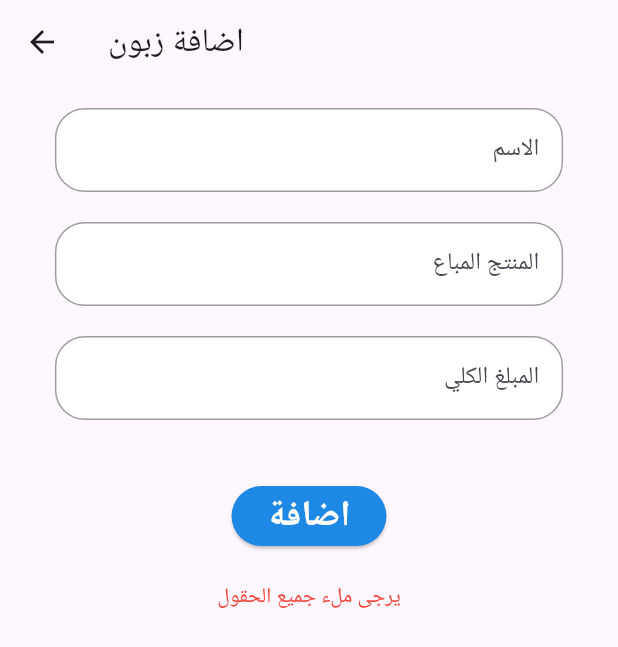
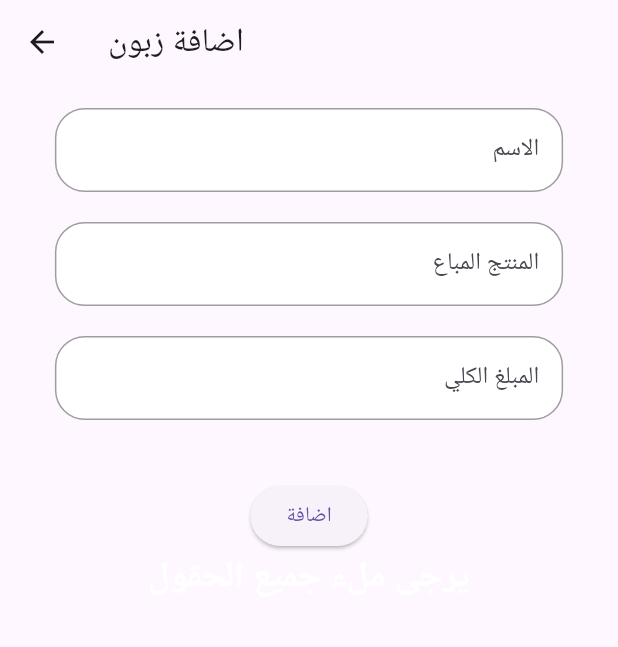
Before and after one commit to HusseinALiraqi99/app_accounting, a Flutter app: the Addcustomer screen opened directly, after a tap on "اضافة", on a phone screen of 412 x 824 dp. Shown: the top 647 px of the screen. Run offline on Flutter 3.47's test engine with Material 3 defaults, Android fonts, the phone set to English and light mode, and no system bars; our stand-ins replace get, shared_preferences; accounts and stored records are empty.

Commit message:
Add lesson 4

```diff
--- a/lib/controller/Customerrecord_controller.dart
+++ b/lib/controller/Customerrecord_controller.dart
@@ -3,17 +3,19 @@ import 'package:get/get.dart';
 class Customer {
   String name;
   String product;
-  String totalAmount;
+  double totalAmount;
+  RxDouble remainingAmount; // 🔹متغير للمبلغ المتبقي
 
   Customer(
-      {required this.name, required this.product, required this.totalAmount});
+      {required this.name, required this.product, required this.totalAmount})
+      : remainingAmount = RxDouble(totalAmount); // 🔹تهيئة المتغير
 }
 
 class CustomerRecordController extends GetxController {
   var customers = <Customer>[].obs;
   var searchQuery = ''.obs;
 
-  void addCustomer(String name, String product, String totalAmount) {
+  void addCustomer(String name, String product, double totalAmount) {
     customers
         .add(Customer(name: name, product: product, totalAmount: totalAmount));
   }
@@ -41,6 +43,14 @@ class CustomerRecordController extends GetxController {
     }
   }
 
+  void updateRemainingAmount(Customer customer, String paidAmount) {
+    double paid = double.tryParse(paidAmount) ?? 0.0;
+    if (paid > 0) {
+      customer.remainingAmount.value -=
+          paid; // خصم المبلغ المدفوع من المبلغ المتبقي
+    }
+  }
+
 // 🔹 تحديث البحث
   void updateSearchQuery(String query) {
     searchQuery.value = query;
--- a/lib/main.dart
+++ b/lib/main.dart
@@ -5,6 +5,7 @@ import 'package:get/get.dart';
 
 void main() async {
   WidgetsFlutterBinding.ensureInitialized();
+  Get.put(CustomerRecordController()); // 🔹 تهيئة الكونترولر
   runApp(MyApp());
   Get.put(CustomerRecordController());
 }
--- a/lib/view/screen/auth/signin_screen.dart
+++ b/lib/view/screen/auth/signin_screen.dart
@@ -37,6 +37,7 @@ class SigninScreen extends StatelessWidget {
               obscureText: false,
               colorstyle: colorstyle,
               onChanged: (value) {},
+              keyboardType: TextInputType.emailAddress,
             ),
             SizedBox(height: 30),
             CustomTextField(
@@ -45,6 +46,7 @@ class SigninScreen extends StatelessWidget {
               obscureText: true,
               colorstyle: colorstyle,
               onChanged: (value) {},
+              keyboardType: TextInputType.visiblePassword,
             ),
             SizedBox(height: 20),
             Column(
--- a/lib/view/screen/home/addcustmer.dart
+++ b/lib/view/screen/home/addcustmer.dart
@@ -5,6 +5,7 @@ import 'package:app_accounting/view/screen/home/addcustmer.dart';
 import 'package:app_accounting/view/widget/customertextfield.dart';
 import 'package:flutter/material.dart';
 import 'package:get/get.dart';
+import 'package:intl/intl.dart';
 
 class Addcustomer extends StatelessWidget {
   Addcustomer({super.key});
@@ -33,6 +34,7 @@ class Addcustomer extends StatelessWidget {
               obscureText: false,
               colorstyle: Colorstyle(),
               onChanged: (value) {},
+              keyboardType: TextInputType.name,
             ),
             SizedBox(height: 20),
             CustomTextField(
@@ -41,6 +43,7 @@ class Addcustomer extends StatelessWidget {
               obscureText: false,
               colorstyle: Colorstyle(),
               onChanged: (value) {},
+              keyboardType: TextInputType.text,
             ),
             SizedBox(height: 20),
             CustomTextField(
@@ -49,6 +52,7 @@ class Addcustomer extends StatelessWidget {
               obscureText: false,
               colorstyle: Colorstyle(),
               onChanged: (value) {},
+              keyboardType: TextInputType.number, // إضافة هذا السطر
             ),
             SizedBox(height: 40),
             ElevatedButton(
@@ -61,23 +65,17 @@ class Addcustomer extends StatelessWidget {
                   customerController.addCustomer(
                     nameController.text,
                     productController.text,
-                    amountController.text,
+                    double.parse(amountController.text),
                   );
-                  Get.back(); // الرجوع إلى الصفحة السابقة بعد الإضافة
+
+                  Get.back(); // الرجوع مع تحديث البيانات تلقائيًا
                 }
               },
-              style: ElevatedButton.styleFrom(
-                backgroundColor: Colorstyle().buttonColor,
-              ),
-              child: Text("اضافة", style: Fontstyle.bottonfontStyle),
+              child: Text('اضافة'),
             ),
-            SizedBox(height: 20),
-
-            // لون النص أحمر في حالة وجود خطأ
-            Obx(() => Text(
-                  errorMessage.value,
-                  style: TextStyle(color: Colors.red),
-                )),
+            Obx(() {
+              return Text(errorMessage.value, style: Fontstyle.bottonfontStyle);
+            }),
           ],
         ),
       ),
--- a/lib/view/widget/customertextfield.dart
+++ b/lib/view/widget/customertextfield.dart
@@ -8,6 +8,7 @@ class CustomTextField extends StatelessWidget {
   final bool obscureText;
   final Colorstyle colorstyle;
   final Function(String) onChanged;
+  final TextInputType keyboardType;
 
   CustomTextField({
     required this.controller,
@@ -15,6 +16,7 @@ class CustomTextField extends StatelessWidget {
     required this.obscureText,
     required this.colorstyle,
     required this.onChanged,
+    required this.keyboardType,
   });
 
   @override
@@ -55,6 +57,7 @@ class CustomTextField extends StatelessWidget {
           obscureText: obscureText,
           textAlign: TextAlign.right,
           onChanged: onChanged,
+          keyboardType: keyboardType,
         ),
       ),
     );
--- a/pubspec.yaml
+++ b/pubspec.yaml
@@ -36,6 +36,8 @@ dependencies:
   cupertino_icons: ^1.0.8
   get: ^4.6.6
   shared_preferences: ^2.5.1
+  intl: ^0.18.0
+
 
 dev_dependencies:
   flutter_test:
```
Also changed, not shown: lib/controller/Paidpricelist_controller.dart (+7 -0 lines), lib/view/widget/home_pages/listcustmer.dart (+59 -10 lines), pubspec.lock.
